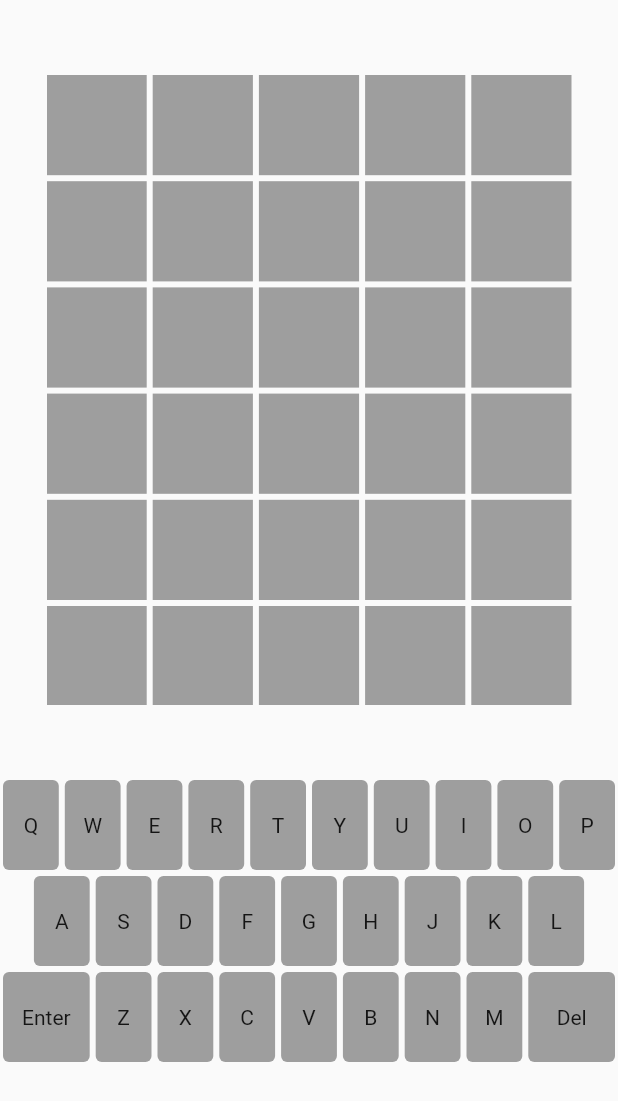
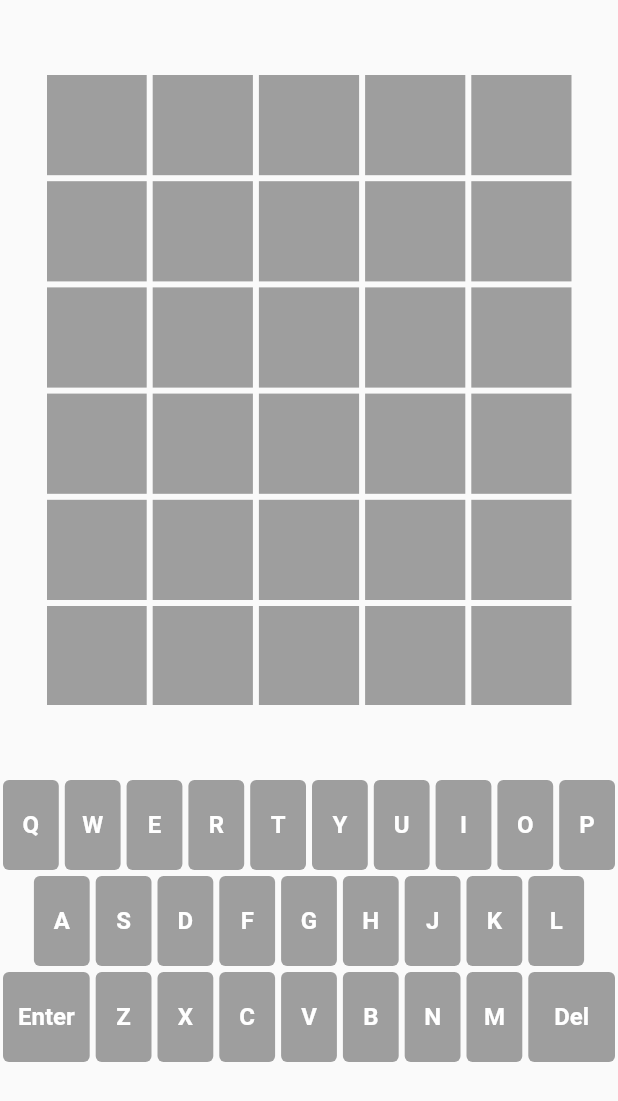
Before and after one commit to HiskelKelemework/chewata, a Flutter app: the screen it shows after launch, on a phone screen of 412 x 824 dp. Shown: the top 1101 px of the screen. Run offline on Flutter 3.47's test engine with Material 2 defaults, Android fonts, the phone set to English and light mode, and no system bars; our stand-ins replace flutter_bloc.

Commit message:
got a working version, missing few cases

```diff
--- a/lib/games/wordle/bloc/board_bloc/board_bloc.dart
+++ b/lib/games/wordle/bloc/board_bloc/board_bloc.dart
@@ -1 +1,43 @@
+import 'package:chewata/games/wordle/models/index.dart';
+import 'package:flutter_bloc/flutter_bloc.dart';
+
 part 'board_state.dart';
+part 'board_event.dart';
+
+class BoardBloc extends Bloc<BoardEvent, BoardState> {
+  BoardBloc(this.correctWord)
+      : super(
+          BoardUpdated(
+            correctWord: correctWord,
+            states: <Attempt>[],
+          ),
+        ) {
+    on<DisplayLetters>(_onDisplayLetters);
+    on<AttemptAnswer>(_onAttemptAnswer);
+  }
+
+  final String correctWord;
+  final int maxWordLength = 5;
+  final int maxAttempts = 6;
+
+  final List<Attempt> _attempts = [];
+
+  _onDisplayLetters(DisplayLetters event, Emitter emit) {
+    if (_maxAttemptsGuard()) return;
+    emit(
+      BoardUpdated(
+        correctWord: correctWord,
+        states: [..._attempts, event.attempt],
+      ),
+    );
+  }
+
+  _onAttemptAnswer(AttemptAnswer event, Emitter emit) {
+    if (_maxAttemptsGuard()) return;
+    _attempts.add(event.attempt);
+    emit(BoardUpdated(correctWord: correctWord, states: _attempts));
+    // correct answer and generate a results object.
+  }
+
+  bool _maxAttemptsGuard() => _attempts.length == maxAttempts;
+}
--- /dev/null
+++ b/lib/games/wordle/bloc/board_bloc/board_event.dart
@@ -0,0 +1,13 @@
+part of 'board_bloc.dart';
+
+abstract class BoardEvent {}
+
+class DisplayLetters extends BoardEvent {
+  final Attempt attempt;
+  DisplayLetters(this.attempt);
+}
+
+class AttemptAnswer extends BoardEvent {
+  final Attempt attempt;
+  AttemptAnswer(this.attempt);
+}
--- a/lib/games/wordle/bloc/board_bloc/board_state.dart
+++ b/lib/games/wordle/bloc/board_bloc/board_state.dart
@@ -1,3 +1,20 @@
 part of 'board_bloc.dart';
 
 abstract class BoardState {}
+
+class BoardUpdated extends BoardState {
+  final List<Attempt> states;
+  final String correctWord;
+  late List<List<Result>> _results;
+
+  BoardUpdated({required this.correctWord, required this.states}) {
+    _results = states.map((attempt) => attempt.toResults(correctWord)).toList();
+  }
+
+  Result resultOf(int row, int col) {
+    if (row >= _results.length) return Result(text: '', temporary: true);
+    if (col >= _results[row].length) return Result(text: '', temporary: true);
+
+    return _results[row][col];
+  }
+}
--- a/lib/games/wordle/bloc/keyboard_bloc/keyboard_bloc.dart
+++ b/lib/games/wordle/bloc/keyboard_bloc/keyboard_bloc.dart
@@ -1,2 +1,36 @@
+import 'package:chewata/games/wordle/bloc/index.dart';
+import 'package:chewata/games/wordle/models/attempt.dart';
+import 'package:flutter_bloc/flutter_bloc.dart';
 part 'keyboard_event.dart';
+
 part 'keyboard_state.dart';
+
+class KeyboardBloc extends Bloc<KeyboardEvent, KeyboardState> {
+  KeyboardBloc(this._boardBloc) : super(KeyboardUpdatedState()) {
+    on<KeyPressEvent>(_onKeyPress);
+    on<EnterEvent>(_onEnter);
+    on<DeleteEvent>(_onDelete);
+  }
+
+  final BoardBloc _boardBloc;
+  final List<String> _attempt = [];
+
+  _onKeyPress(KeyPressEvent event, Emitter emit) {
+    if (_attempt.length == _boardBloc.maxWordLength) return;
+
+    _attempt.add(event.letter);
+    _boardBloc.add(DisplayLetters(Attempt(letters: _attempt, temporary: true)));
+  }
+
+  _onEnter(EnterEvent event, Emitter emit) {
+    if (_attempt.length != _boardBloc.maxWordLength) return;
+    _boardBloc.add(AttemptAnswer(Attempt(letters: _attempt.toList())));
+    _attempt.clear();
+  }
+
+  _onDelete(DeleteEvent event, Emitter emit) {
+    if (_attempt.isEmpty) return;
+    _attempt.removeLast();
+    _boardBloc.add(DisplayLetters(Attempt(letters: _attempt)));
+  }
+}
--- a/lib/games/wordle/bloc/keyboard_bloc/keyboard_event.dart
+++ b/lib/games/wordle/bloc/keyboard_bloc/keyboard_event.dart
@@ -2,7 +2,10 @@ part of 'keyboard_bloc.dart';
 
 abstract class KeyboardEvent {}
 
-class KeyEvent extends KeyboardEvent {}
+class KeyPressEvent extends KeyboardEvent {
+  final String letter;
+  KeyPressEvent(this.letter);
+}
 
 class EnterEvent extends KeyboardEvent {}
 
--- a/lib/games/wordle/bloc/keyboard_bloc/keyboard_state.dart
+++ b/lib/games/wordle/bloc/keyboard_bloc/keyboard_state.dart
@@ -1 +1,5 @@
 part of 'keyboard_bloc.dart';
+
+abstract class KeyboardState {}
+
+class KeyboardUpdatedState extends KeyboardState {}
--- /dev/null
+++ b/lib/games/wordle/models/attempt.dart
@@ -0,0 +1,46 @@
+import 'package:chewata/games/wordle/models/result.dart';
+
+class Attempt {
+  final List<String> letters;
+  final bool temporary;
+
+  const Attempt({required this.letters, this.temporary = false});
+
+  List<Result> toResults(String correctWord) {
+    if (temporary) {
+      return letters.map((e) => Result(text: e, temporary: true)).toList();
+    }
+
+    assert(correctWord.length == letters.length);
+    final correctLetterList = correctWord.split('');
+    final correctLetterCount = <String, int>{};
+
+    for (final letter in correctLetterList) {
+      correctLetterCount[letter] = (correctLetterCount[letter] ?? 0) + 1;
+    }
+
+    final results = <Result?>[];
+
+    for (int i = 0; i < letters.length; i++) {
+      if (letters[i] == correctWord[i]) {
+        results.add(Result(text: letters[i], exactCorrect: true));
+        correctLetterCount[letters[i]] = correctLetterCount[letters[i]]! - 1;
+        continue;
+      }
+
+      results.add(null);
+    }
+
+    for (int i = 0; i < results.length; i++) {
+      if (results[i] != null) continue;
+
+      final letterOutOfPlace = (correctLetterCount[letters[i]] ?? 0) > 0;
+      results[i] = Result(
+        text: letters[i],
+        outOfPlaceCorrect: letterOutOfPlace,
+      );
+    }
+
+    return results.map((e) => e!).toList();
+  }
+}
--- /dev/null
+++ b/lib/games/wordle/models/index.dart
@@ -0,0 +1,2 @@
+export 'attempt.dart';
+export 'result.dart';
--- /dev/null
+++ b/lib/games/wordle/models/result.dart
@@ -0,0 +1,17 @@
+class Result {
+  final String text;
+  final bool exactCorrect;
+  final bool outOfPlaceCorrect;
+  final bool temporary;
+
+  bool get incorrect => !(temporary || exactCorrect || outOfPlaceCorrect);
+
+  Result({
+    required this.text,
+    this.temporary = false,
+    this.exactCorrect = false,
+    this.outOfPlaceCorrect = false,
+  }) {
+    assert(!(exactCorrect && outOfPlaceCorrect));
+  }
+}
--- a/lib/games/wordle/screens/wordle_screen.dart
+++ b/lib/games/wordle/screens/wordle_screen.dart
@@ -1,12 +1,20 @@
+import 'package:chewata/games/wordle/bloc/index.dart';
 import 'package:chewata/games/wordle/widgets/index.dart';
 import 'package:flutter/material.dart';
+import 'package:flutter_bloc/flutter_bloc.dart';
 
 class WordleScreen extends StatelessWidget {
-  const WordleScreen({Key? key}) : super(key: key);
+  WordleScreen({Key? key}) : super(key: key);
+  final _boardBloc = BoardBloc("THERE");
 
   @override
   Widget build(BuildContext context) {
-    return Scaffold(
+    return MultiBlocProvider(
+      providers: [
+        BlocProvider(create: (_) => _boardBloc),
+        BlocProvider(create: (_) => KeyboardBloc(_boardBloc)),
+      ],
+      child: Scaffold(
         body: Center(
           child: Column(
             children: const <Widget>[
@@ -17,6 +25,7 @@ class WordleScreen extends StatelessWidget {
             ],
           ),
         ),
+      ),
     );
   }
 }
--- a/lib/games/wordle/widgets/board.dart
+++ b/lib/games/wordle/widgets/board.dart
@@ -1,17 +1,23 @@
+import 'package:chewata/games/wordle/bloc/index.dart';
 import 'package:chewata/games/wordle/widgets/index.dart';
 import 'package:flutter/material.dart';
+import 'package:flutter_bloc/flutter_bloc.dart';
 
 class Board extends StatelessWidget {
   const Board({Key? key}) : super(key: key);
 
   @override
   Widget build(BuildContext context) {
+    final boardBloc = BlocProvider.of<BoardBloc>(context);
+
     return Container(
-      constraints: const BoxConstraints(
-        maxWidth: 350,
-        maxHeight: 420,
-      ),
-      child: GridView.builder(
+      constraints: const BoxConstraints(maxWidth: 350),
+      child: AspectRatio(
+        aspectRatio: boardBloc.maxWordLength / boardBloc.maxAttempts,
+        child: BlocBuilder<BoardBloc, BoardState>(
+          builder: (_, BoardState state) {
+            if (state is BoardUpdated) {
+              return GridView.builder(
                 itemCount: 30,
                 gridDelegate: const SliverGridDelegateWithFixedCrossAxisCount(
                   crossAxisCount: 5,
@@ -19,8 +25,17 @@ class Board extends StatelessWidget {
                   crossAxisSpacing: 4,
                 ),
                 itemBuilder: (_, int i) {
-          return const Tile();
+                  final row = i ~/ boardBloc.maxWordLength;
+                  final col = i % boardBloc.maxWordLength;
+                  final content = state.resultOf(row, col);
+                  return Tile(content: content);
                 },
+              );
+            }
+
+            return const Center(child: Text("should never happen"));
+          },
+        ),
       ),
     );
   }
--- a/lib/games/wordle/widgets/keyboard.dart
+++ b/lib/games/wordle/widgets/keyboard.dart
@@ -1,4 +1,6 @@
+import 'package:chewata/games/wordle/bloc/index.dart';
 import 'package:flutter/material.dart';
+import 'package:flutter_bloc/flutter_bloc.dart';
 
 class Keyboard extends StatelessWidget {
   const Keyboard({Key? key}) : super(key: key);
@@ -10,6 +12,8 @@ class Keyboard extends StatelessWidget {
 
   @override
   Widget build(BuildContext context) {
+    final keyboardBloc = BlocProvider.of<KeyboardBloc>(context);
+
     return Container(
       constraints: const BoxConstraints(maxWidth: 500),
       child: Column(
@@ -18,7 +22,12 @@ class Keyboard extends StatelessWidget {
             mainAxisAlignment: MainAxisAlignment.center,
             children: [
               for (final letter in keys[0])
-                Expanded(child: KeyUnit(text: letter)),
+                Expanded(
+                  child: KeyUnit(
+                    text: letter,
+                    onPressed: () => keyboardBloc.add(KeyPressEvent(letter)),
+                  ),
+                ),
             ],
           ),
           const SizedBox(height: 4),
@@ -27,7 +36,13 @@ class Keyboard extends StatelessWidget {
             children: [
               const Expanded(child: SizedBox.shrink()),
               for (final letter in keys[1])
-                Expanded(flex: 2, child: KeyUnit(text: letter)),
+                Expanded(
+                  flex: 2,
+                  child: KeyUnit(
+                    text: letter,
+                    onPressed: () => keyboardBloc.add(KeyPressEvent(letter)),
+                  ),
+                ),
               const Expanded(child: SizedBox.shrink()),
             ],
           ),
@@ -35,13 +50,28 @@ class Keyboard extends StatelessWidget {
           Row(
             mainAxisAlignment: MainAxisAlignment.center,
             children: [
-              const Expanded(flex: 3, child: KeyUnit(text: "Enter")),
+              Expanded(
+                flex: 3,
+                child: KeyUnit(
+                  text: "Enter",
+                  onPressed: () => keyboardBloc.add(EnterEvent()),
+                ),
+              ),
               for (final letter in keys[2])
                 Expanded(
                   flex: 2,
-                  child: KeyUnit(text: letter),
+                  child: KeyUnit(
+                    text: letter,
+                    onPressed: () => keyboardBloc.add(KeyPressEvent(letter)),
+                  ),
                 ),
-              const Expanded(flex: 3, child: KeyUnit(text: "Del")),
+              Expanded(
+                flex: 3,
+                child: KeyUnit(
+                  text: "Del",
+                  onPressed: () => keyboardBloc.add(DeleteEvent()),
+                ),
+              ),
             ],
           ),
         ],
@@ -51,19 +81,37 @@ class Keyboard extends StatelessWidget {
 }
 
 class KeyUnit extends StatelessWidget {
-  const KeyUnit({Key? key, required this.text}) : super(key: key);
+  const KeyUnit({
+    Key? key,
+    required this.text,
+    this.onPressed,
+  }) : super(key: key);
+
   final String text;
+  final Function()? onPressed;
 
   @override
   Widget build(BuildContext context) {
-    return Container(
-      height: 60,
-      margin: const EdgeInsets.symmetric(horizontal: 2),
-      decoration: BoxDecoration(
-        color: Colors.grey,
-        borderRadius: BorderRadius.circular(4),
+    return InkWell(
+      onTap: onPressed,
+      child: Container(
+        height: 60,
+        margin: const EdgeInsets.symmetric(horizontal: 2),
+        decoration: BoxDecoration(
+          color: Colors.grey,
+          borderRadius: BorderRadius.circular(4),
+        ),
+        child: Center(
+          child: Text(
+            text,
+            style: const TextStyle(
+              color: Colors.white,
+              fontSize: 16,
+              fontWeight: FontWeight.bold,
+            ),
+          ),
+        ),
       ),
-      child: Center(child: Text(text)),
     );
   }
 }
--- a/lib/games/wordle/widgets/tile.dart
+++ b/lib/games/wordle/widgets/tile.dart
@@ -1,10 +1,30 @@
+import 'package:chewata/games/wordle/models/index.dart';
 import 'package:flutter/material.dart';
 
 class Tile extends StatelessWidget {
-  const Tile({Key? key}) : super(key: key);
+  const Tile({Key? key, required this.content}) : super(key: key);
+  final Result content;
 
   @override
   Widget build(BuildContext context) {
-    return Container(color: Colors.grey);
+    final bgColor = content.exactCorrect
+        ? Colors.green
+        : content.outOfPlaceCorrect
+            ? const Color.fromARGB(255, 192, 174, 14)
+            : Colors.grey;
+
+    return Container(
+      color: bgColor,
+      child: Center(
+        child: Text(
+          content.text,
+          style: const TextStyle(
+            fontSize: 24,
+            color: Colors.white,
+            fontWeight: FontWeight.bold,
+          ),
+        ),
+      ),
+    );
   }
 }
--- a/pubspec.yaml
+++ b/pubspec.yaml
@@ -34,6 +34,7 @@ dependencies:
   # The following adds the Cupertino Icons font to your application.
   # Use with the CupertinoIcons class for iOS style icons.
   cupertino_icons: ^1.0.2
+  flutter_bloc: ^8.0.1
 
 dev_dependencies:
   flutter_test:
```
Also changed, not shown: pubspec.lock. Lines whose indentation alone changed are shown as unchanged.
